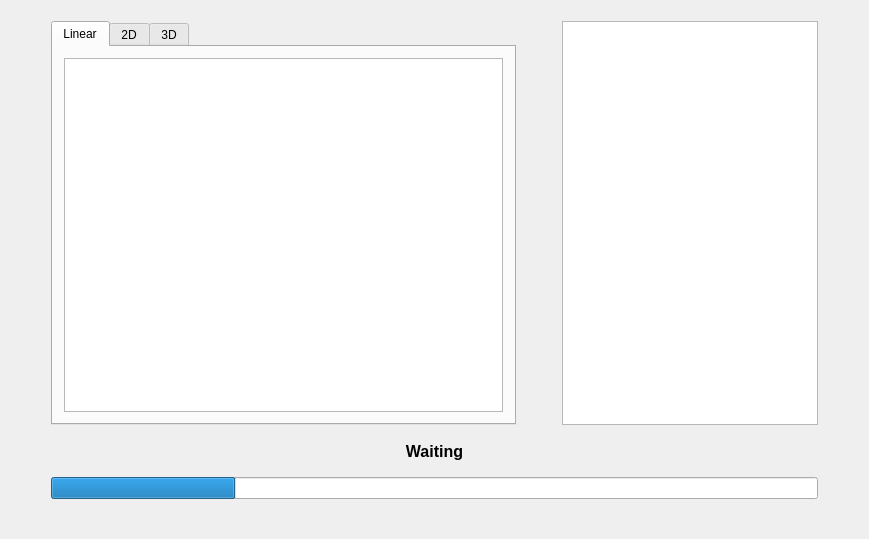
Before: the Qt Designer form DiodeTestGUI/mainwindow.ui in vanbear/DiodeTestApplication, drawn with Qt 5.
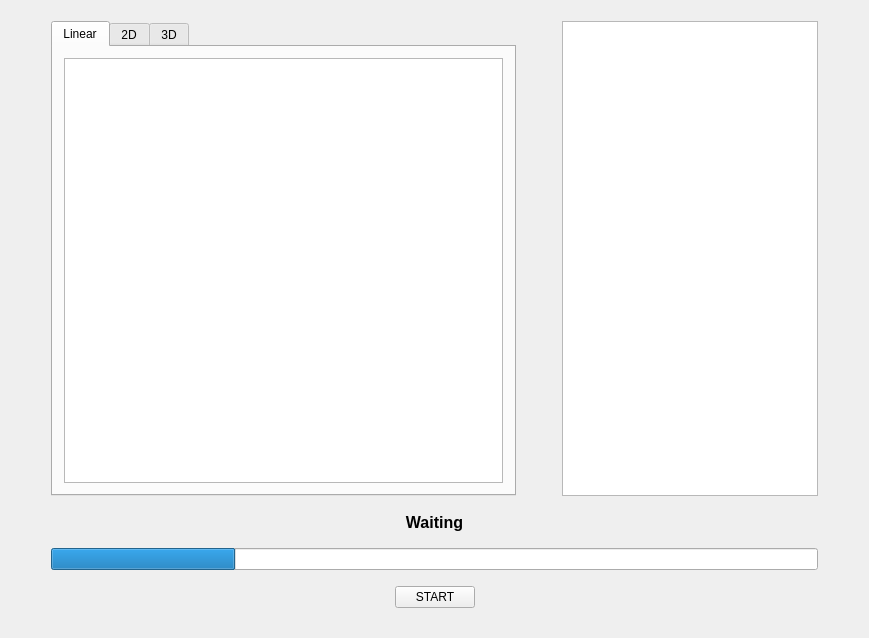
After: the same form once the commit is applied.

Commit message: Start button

Diff of the .ui file:
```diff
--- a/DiodeTestGUI/mainwindow.ui
+++ b/DiodeTestGUI/mainwindow.ui
@@ -10,7 +10,7 @@
     <x>0</x>
     <y>0</y>
     <width>869</width>
-    <height>539</height>
+    <height>638</height>
    </rect>
   </property>
   <property name="sizePolicy">
@@ -291,6 +291,43 @@
       </property>
      </spacer>
     </item>
+    <item>
+     <layout class="QHBoxLayout" name="horizontalLayout_5">
+      <item>
+       <spacer name="horizontalSpacer_8">
+        <property name="orientation">
+         <enum>Qt::Horizontal</enum>
+        </property>
+        <property name="sizeHint" stdset="0">
+         <size>
+          <width>40</width>
+          <height>20</height>
+         </size>
+        </property>
+       </spacer>
+      </item>
+      <item>
+       <widget class="QPushButton" name="buttonStart">
+        <property name="text">
+         <string>START</string>
+        </property>
+       </widget>
+      </item>
+      <item>
+       <spacer name="horizontalSpacer_9">
+        <property name="orientation">
+         <enum>Qt::Horizontal</enum>
+        </property>
+        <property name="sizeHint" stdset="0">
+         <size>
+          <width>40</width>
+          <height>20</height>
+         </size>
+        </property>
+       </spacer>
+      </item>
+     </layout>
+    </item>
    </layout>
   </widget>
   <widget class="QStatusBar" name="statusBar">
```
The commit also changes 4 other files.
